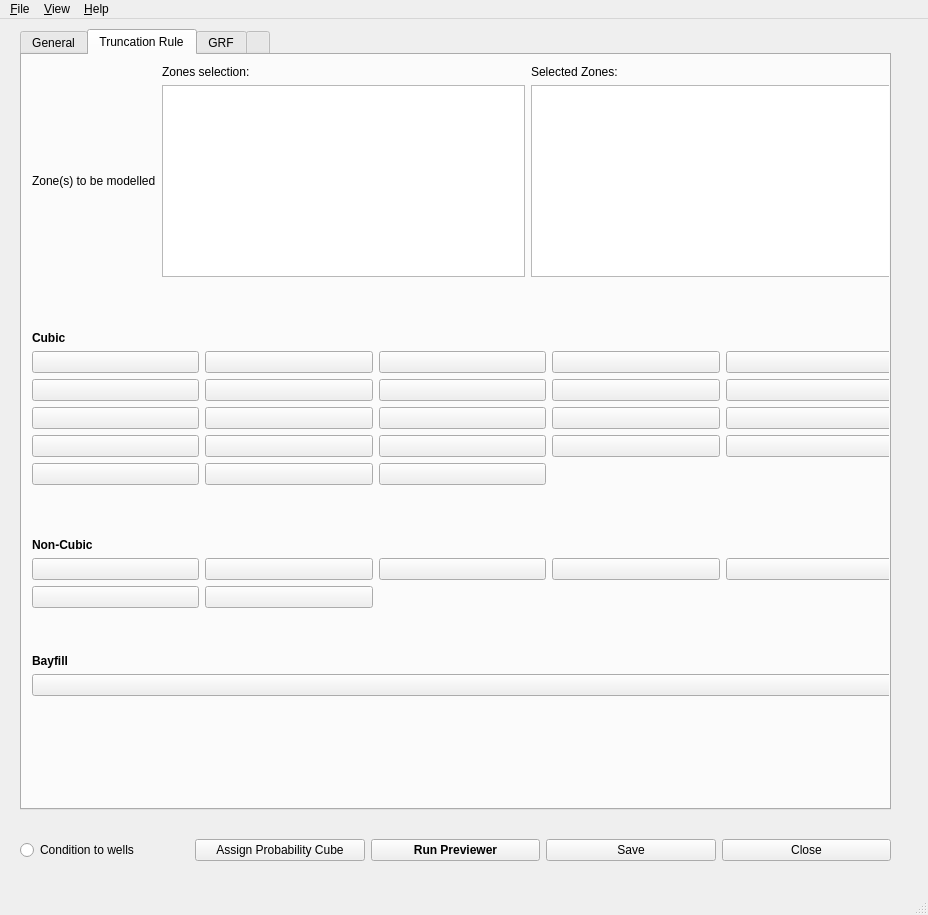
The window that ui/UpdateAPSGUI_prototype.ui (equinor/APS-Facies) describes before a commit, drawn with Qt 5.
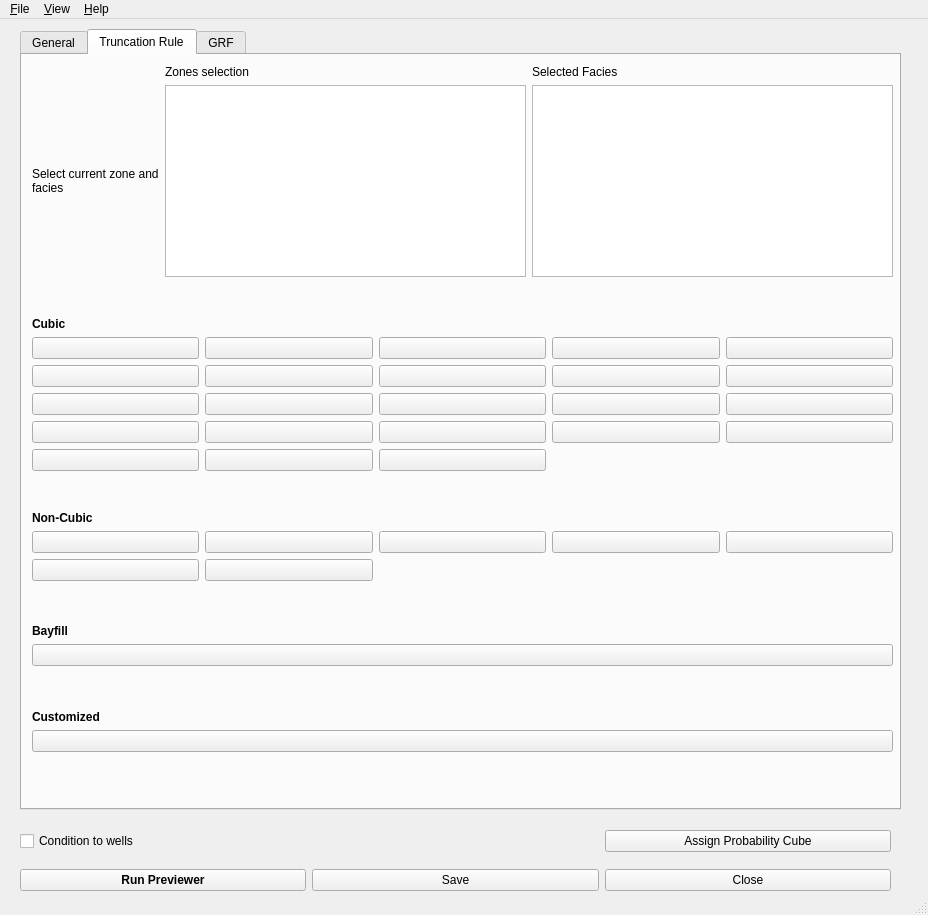
The same window after the commit. The open tabs and pages were chosen to show the change. Icons and pictures are not drawn.

Commit message: Oppdatert widgets med ny layout og små fix

The edit to the form file:
```diff
--- a/ui/UpdateAPSGUI_prototype.ui
+++ b/ui/UpdateAPSGUI_prototype.ui
@@ -19,7 +19,7 @@
      <rect>
       <x>20</x>
       <y>10</y>
-      <width>871</width>
+      <width>881</width>
       <height>781</height>
      </rect>
     </property>
@@ -305,7 +305,7 @@
         <x>10</x>
         <y>10</y>
         <width>861</width>
-        <height>671</height>
+        <height>721</height>
        </rect>
       </property>
       <layout class="QGridLayout" name="TruncationLibrary_gridLayout_2">
@@ -462,7 +462,7 @@
          <item row="1" column="0">
           <widget class="QLabel" name="label_13">
            <property name="text">
-            <string>Zone(s) to be modelled       </string>
+            <string>Select current zone and facies</string>
            </property>
            <property name="wordWrap">
             <bool>true</bool>
@@ -472,7 +472,7 @@
          <item row="0" column="2">
           <widget class="QLabel" name="label_15">
            <property name="text">
-            <string>Selected Zones:</string>
+            <string>Selected Facies</string>
            </property>
           </widget>
          </item>
@@ -485,7 +485,7 @@
          <item row="0" column="1">
           <widget class="QLabel" name="label_14">
            <property name="text">
-            <string>Zones selection:</string>
+            <string>Zones selection</string>
            </property>
           </widget>
          </item>
@@ -761,8 +761,8 @@
          </item>
         </layout>
        </item>
-       <item row="3" column="0">
-        <spacer name="verticalSpacer_12">
+       <item row="8" column="0">
+        <spacer name="verticalSpacer_4">
          <property name="orientation">
           <enum>Qt::Vertical</enum>
          </property>
@@ -787,6 +787,43 @@
          </property>
         </spacer>
        </item>
+       <item row="3" column="0">
+        <spacer name="verticalSpacer_12">
+         <property name="orientation">
+          <enum>Qt::Vertical</enum>
+         </property>
+         <property name="sizeHint" stdset="0">
+          <size>
+           <width>20</width>
+           <height>40</height>
+          </size>
+         </property>
+        </spacer>
+       </item>
+       <item row="6" column="0">
+        <widget class="QLabel" name="label_25">
+         <property name="font">
+          <font>
+           <weight>75</weight>
+           <bold>true</bold>
+          </font>
+         </property>
+         <property name="text">
+          <string>Customized </string>
+         </property>
+        </widget>
+       </item>
+       <item row="7" column="0">
+        <widget class="QPushButton" name="TypeVII_pushButton_3">
+         <property name="text">
+          <string/>
+         </property>
+         <property name="icon">
+          <iconset>
+           <normaloff>../user/tbor/apsTesting/images_GUI/NonCubic_TypeVII.png</normaloff>../user/tbor/apsTesting/images_GUI/NonCubic_TypeVII.png</iconset>
+         </property>
+        </widget>
+       </item>
       </layout>
      </widget>
     </widget>
@@ -1186,11 +1223,6 @@
       </layout>
      </widget>
     </widget>
-    <widget class="QWidget" name="tab_2">
-     <attribute name="title">
-      <string/>
-     </attribute>
-    </widget>
    </widget>
    <widget class="QWidget" name="layoutWidget">
     <property name="geometry">
@@ -1198,39 +1230,11 @@
       <x>20</x>
       <y>800</y>
       <width>871</width>
-      <height>62</height>
+      <height>83</height>
      </rect>
     </property>
     <layout class="QGridLayout" name="gridLayout">
-     <item row="0" column="7">
-      <widget class="QPushButton" name="pushButton_2">
-       <property name="text">
-        <string>Close</string>
-       </property>
-      </widget>
-     </item>
-     <item row="0" column="6">
-      <widget class="QPushButton" name="pushButton_3">
-       <property name="text">
-        <string>Save</string>
-       </property>
-      </widget>
-     </item>
-     <item row="0" column="4">
-      <widget class="QPushButton" name="Assign_Probability_pushButton_3">
-       <property name="text">
-        <string>Assign Probability Cube</string>
-       </property>
-      </widget>
-     </item>
-     <item row="0" column="1">
-      <widget class="QRadioButton" name="Conditiontowells_radioButton_2">
-       <property name="text">
-        <string>Condition to wells</string>
-       </property>
-      </widget>
-     </item>
-     <item row="0" column="5">
+     <item row="1" column="5">
       <widget class="QPushButton" name="pushButton">
        <property name="font">
         <font>
@@ -1243,6 +1247,34 @@
        </property>
       </widget>
      </item>
+     <item row="1" column="7">
+      <widget class="QPushButton" name="pushButton_2">
+       <property name="text">
+        <string>Close</string>
+       </property>
+      </widget>
+     </item>
+     <item row="1" column="6">
+      <widget class="QPushButton" name="pushButton_3">
+       <property name="text">
+        <string>Save</string>
+       </property>
+      </widget>
+     </item>
+     <item row="0" column="7">
+      <widget class="QPushButton" name="Assign_Probability_pushButton_3">
+       <property name="text">
+        <string>Assign Probability Cube</string>
+       </property>
+      </widget>
+     </item>
+     <item row="0" column="5">
+      <widget class="QCheckBox" name="Conditiontowells_checkBox_2">
+       <property name="text">
+        <string>Condition to wells</string>
+       </property>
+      </widget>
+     </item>
     </layout>
    </widget>
    <zorder>APS_GUI_Faner</zorder>
```
Left out of the diff: 34 changed lines with no effect on the pictures. The commit also changes 3 other files.
